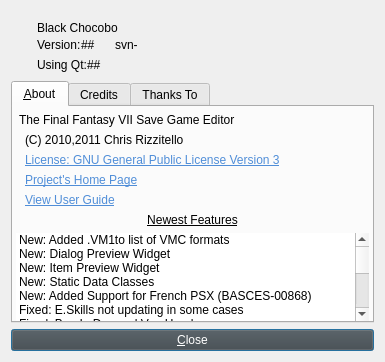
Old version of the form about.ui in the repository sithlord48/blackchocobo.
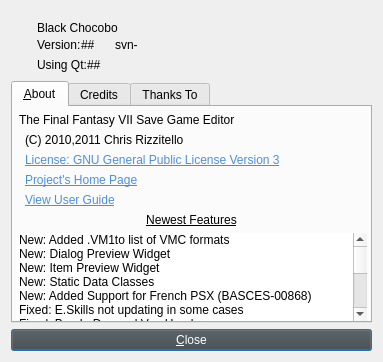
New version of the form. Icons and pictures are not drawn.

Diff of the .ui file:
```diff
--- a/about.ui
+++ b/about.ui
@@ -9,7 +9,7 @@
    <rect>
     <x>0</x>
     <y>0</y>
-    <width>385</width>
+    <width>383</width>
     <height>362</height>
    </rect>
   </property>
@@ -568,6 +568,11 @@
            <string>Fixed: Bug In Dex and Vgs Header</string>
           </property>
          </item>
+         <item>
+          <property name="text">
+           <string>Fixed: Bug In Eskill,KeyItem,Tparadise,Phs,Menu sometime preventing changes from saving</string>
+          </property>
+         </item>
          <item>
           <property name="text">
            <string>Previous Versions</string>
```
